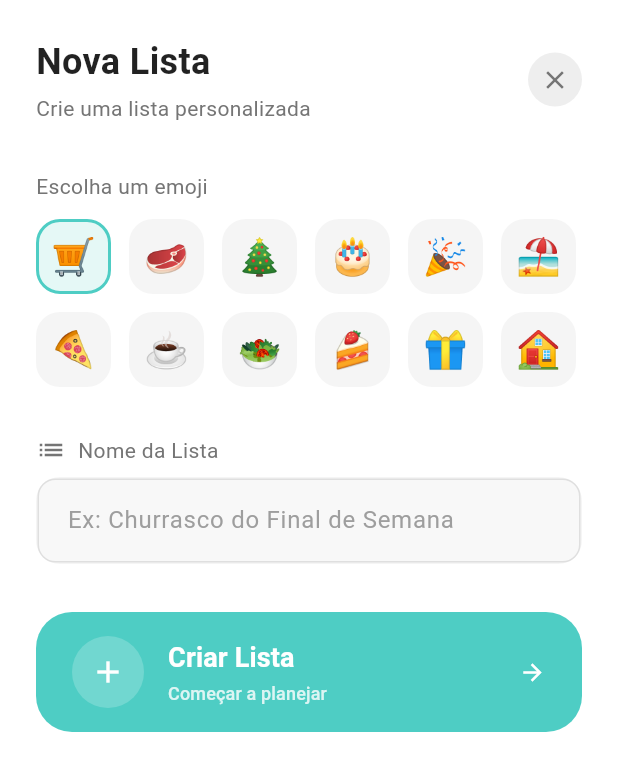
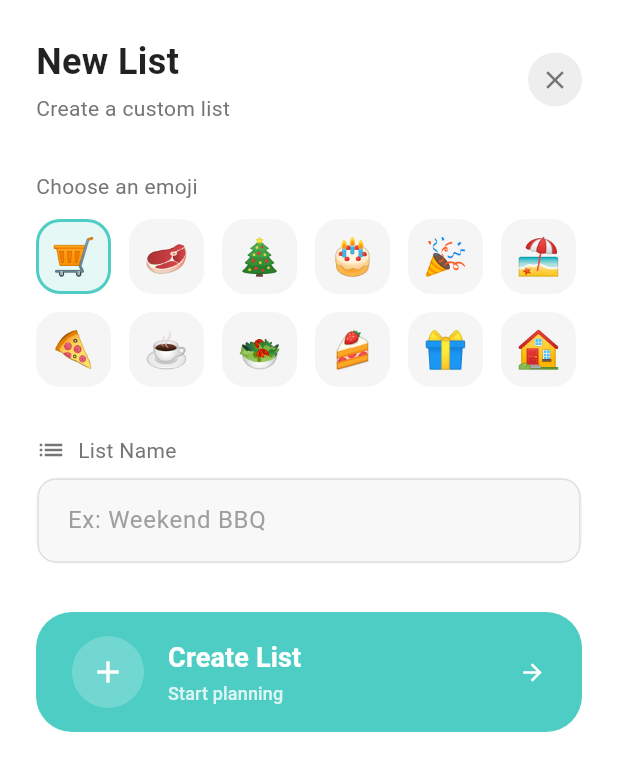
Before and after one commit to bcabreu/smart_market_list, a Flutter app: the EditListModal widget shown alone on an empty page, opened directly, on a phone screen of 412 x 824 dp. Shown: the top 771 px of the screen. Run offline on Flutter 3.47's test engine with Material 3 defaults, Android fonts, the phone set to English and light mode, and no system bars; our stand-ins replace cached_network_image, flutter_riverpod, font_awesome_flutter, hive, hive_flutter, image_picker and 3 more; accounts and stored records are empty; network calls fail.

Commit message:
feat: Internationalize Shopping List UI and fix currency formatting
Translated ListSelectorDropdown, SmartListHeader, EditListModal, and SmartListScreen categories.

Fixed currency symbol display in ListSelectorDropdown and ensured locale-aware formatting.

```diff
--- a/lib/l10n/app_en.arb
+++ b/lib/l10n/app_en.arb
@@ -129,5 +129,19 @@
   "cat_pet": "Pet Shop",
   "cat_bebe": "Baby",
   "cat_utilidades": "Utilities",
-  "cat_outros": "Others"
+  "cat_outros": "Others",
+  "renameList": "Rename",
+  "duplicateList": "Duplicate",
+  "deleteList": "Delete",
+  "copySuffix": " (Copy)",
+  "newList": "New List",
+  "editList": "Edit List",
+  "createPersonalizedList": "Create a custom list",
+  "chooseEmoji": "Choose an emoji",
+  "listName": "List Name",
+  "listNameHint": "Ex: Weekend BBQ",
+  "saveChanges": "Save Changes",
+  "createListButton": "Create List",
+  "updateDetails": "Update details",
+  "startPlanning": "Start planning"
 }
--- a/lib/ui/screens/smart_list/modals/edit_list_modal.dart
+++ b/lib/ui/screens/smart_list/modals/edit_list_modal.dart
@@ -3,6 +3,7 @@ import 'package:flutter_riverpod/flutter_riverpod.dart';
 import 'package:smart_market_list/core/theme/app_colors.dart';
 import 'package:smart_market_list/data/models/shopping_list.dart';
 import 'package:smart_market_list/providers/shopping_list_provider.dart';
+import 'package:smart_market_list/l10n/generated/app_localizations.dart';
 import 'package:uuid/uuid.dart';
 
 class EditListModal extends ConsumerStatefulWidget {
@@ -103,7 +104,9 @@ class _EditListModalState extends ConsumerState<EditListModal> {
                 crossAxisAlignment: CrossAxisAlignment.start,
                 children: [
                   Text(
-                    widget.list != null ? 'Editar Lista' : 'Nova Lista',
+                    widget.list != null
+                      ? AppLocalizations.of(context)!.editList
+                      : AppLocalizations.of(context)!.newList,
                     style: TextStyle(
                       fontSize: 24,
                       fontWeight: FontWeight.bold,
@@ -112,7 +115,7 @@ class _EditListModalState extends ConsumerState<EditListModal> {
                   ),
                   const SizedBox(height: 4),
                   Text(
-                    'Crie uma lista personalizada',
+                    AppLocalizations.of(context)!.createPersonalizedList,
                     style: TextStyle(
                       fontSize: 14,
                       color: subtitleColor,
@@ -138,7 +141,7 @@ class _EditListModalState extends ConsumerState<EditListModal> {
 
           // Emoji Selector
           Text(
-            'Escolha um emoji',
+            AppLocalizations.of(context)!.chooseEmoji,
             style: TextStyle(
               fontSize: 14,
               color: subtitleColor,
@@ -176,7 +179,7 @@ class _EditListModalState extends ConsumerState<EditListModal> {
               Icon(Icons.list, size: 20, color: subtitleColor),
               const SizedBox(width: 8),
               Text(
-                'Nome da Lista',
+                AppLocalizations.of(context)!.listName,
                 style: TextStyle(
                   fontSize: 14,
                   color: subtitleColor,
@@ -195,7 +198,7 @@ class _EditListModalState extends ConsumerState<EditListModal> {
               controller: _nameController,
               style: TextStyle(color: textColor),
               decoration: InputDecoration(
-                hintText: 'Ex: Churrasco do Final de Semana',
+                hintText: AppLocalizations.of(context)!.listNameHint,
                 hintStyle: TextStyle(color: Colors.grey[500]),
                 border: InputBorder.none,
                 contentPadding: const EdgeInsets.symmetric(horizontal: 16, vertical: 16),
@@ -244,7 +247,9 @@ class _EditListModalState extends ConsumerState<EditListModal> {
                       crossAxisAlignment: CrossAxisAlignment.start,
                       children: [
                         Text(
-                          widget.list != null ? 'Salvar Alterações' : 'Criar Lista',
+                          widget.list != null
+                              ? AppLocalizations.of(context)!.saveChanges
+                              : AppLocalizations.of(context)!.createListButton,
                           style: const TextStyle(
                             fontSize: 18,
                             fontWeight: FontWeight.bold,
@@ -252,7 +257,9 @@ class _EditListModalState extends ConsumerState<EditListModal> {
                         ),
                         const SizedBox(height: 2),
                         Text(
-                          widget.list != null ? 'Atualizar detalhes' : 'Começar a planejar',
+                          widget.list != null
+                              ? AppLocalizations.of(context)!.updateDetails
+                              : AppLocalizations.of(context)!.startPlanning,
                           style: TextStyle(
                             fontSize: 12,
                             color: Colors.white.withOpacity(0.8),
--- a/lib/ui/screens/smart_list/widgets/smart_list_header.dart
+++ b/lib/ui/screens/smart_list/widgets/smart_list_header.dart
@@ -42,7 +42,7 @@ class _SmartListHeaderState extends ConsumerState<SmartListHeader> {
     final service = ref.read(shoppingListServiceProvider);
     final newList = ShoppingList(
       id: const Uuid().v4(),
-      name: '${list.name} (Cópia)',
+      name: '${list.name}${AppLocalizations.of(context)!.copySuffix}',
       emoji: list.emoji,
       budget: list.budget,
       items: list.items.map((i) => i.copyWith(id: const Uuid().v4())).toList(),
```
Also changed, not shown: lib/l10n/app_pt.arb (+15 -1 lines), lib/ui/screens/smart_list/smart_list_screen.dart (+21 -1 lines), lib/ui/screens/smart_list/widgets/list_selector_dropdown.dart (+24 -13 lines), lib/l10n/generated/app_localizations.dart, lib/l10n/generated/app_localizations_en.dart, lib/l10n/generated/app_localizations_pt.dart.
